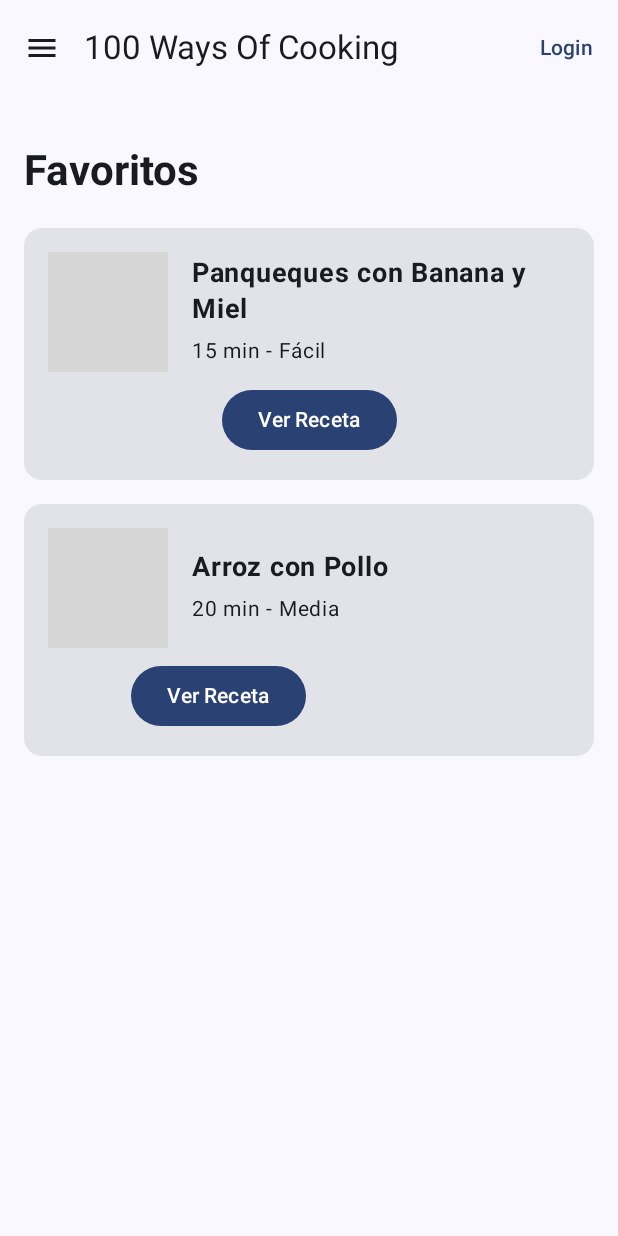
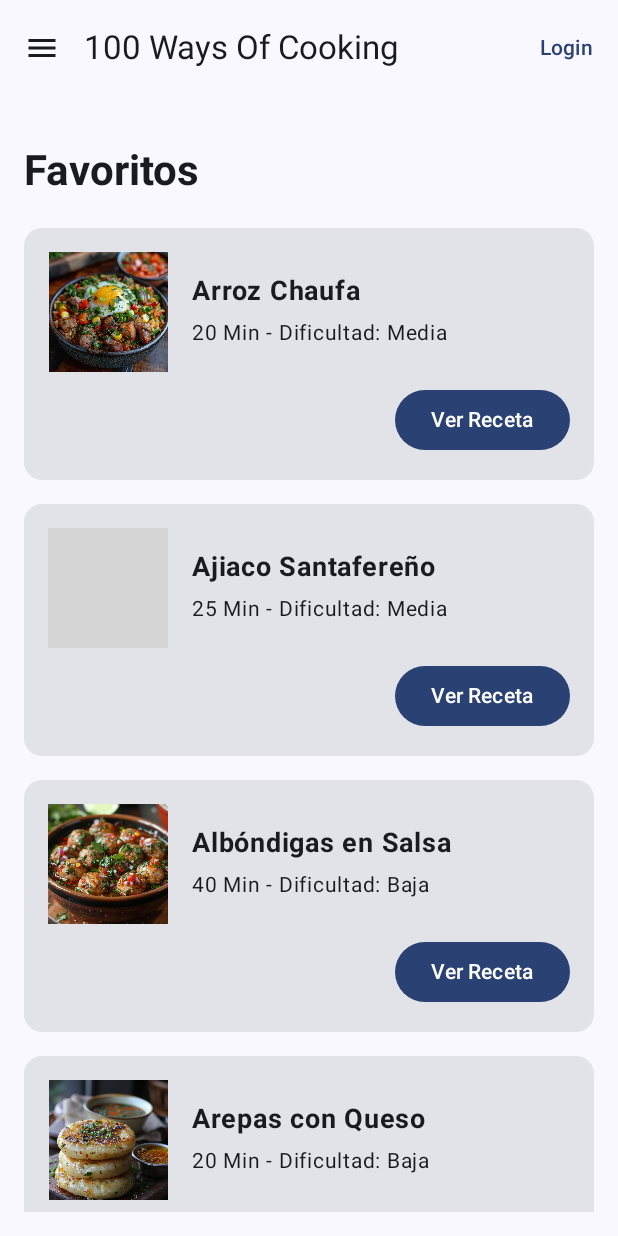
Before and after one commit to lucasandres1981/100WaysOfCooking, an Android app built with Jetpack Compose: the FavoritesScreen screen opened through its navigation route, on a phone screen of 412 x 824 dp. Run offline under Robolectric (Android 15) with nearby library versions, the phone set to English and light mode, and no system bars; grey boxes are pictures that could not be loaded.

Commit message:
Seccion de favoritos modificada

```diff
--- a/app/src/main/java/com/example/waysofcooking/ui/screens/FavoritesScreen.kt
+++ b/app/src/main/java/com/example/waysofcooking/ui/screens/FavoritesScreen.kt
@@ -10,42 +10,19 @@ import androidx.compose.ui.Alignment
 import androidx.compose.ui.Modifier
 import androidx.compose.ui.res.painterResource
 import androidx.compose.ui.text.font.FontWeight
+import androidx.compose.ui.text.style.TextAlign
 import androidx.compose.ui.unit.dp
 import androidx.compose.ui.unit.sp
 import androidx.navigation.NavHostController
 import com.example.waysofcooking.R
+import com.example.waysofcooking.data.Receta
+import com.example.waysofcooking.data.RecetasDataSource
 import com.example.waysofcooking.ui.components.DrawerMenuContent
 import com.example.waysofcooking.ui.components.MainScaffold
 
-data class Recipe(
-    val id: Int,
-    val name: String,
-    val imageResource: Int,
-    val time: String,
-    val difficulty: String,
-    val description: String
-)
-
 @Composable
 fun FavoritesScreen(navController: NavHostController) {
-    val favoriteRecipes = listOf(
-        Recipe(
-            id = 1,
-            name = "Panqueques con Banana y Miel",
-            imageResource = R.drawable.waffles_de_avena,
-            time = "15 min",
-            difficulty = "Fácil",
-            description = "Deliciosos panqueques con banana y miel..."
-        ),
-        Recipe(
-            id = 2,
-            name = "Arroz con Pollo",
-            imageResource = R.drawable.arroz_con_pollo,
-            time = "20 min",
-            difficulty = "Media",
-            description = "Una receta tradicional perfecta para cualquier ocasión."
-        )
-    )
+    val favoriteRecipes = RecetasDataSource.recetas // Asegúrate de que esta función exista y devuelva la lista de recetas favoritas
 
     MainScaffold(
         navController = navController,
@@ -59,7 +36,6 @@ fun FavoritesScreen(navController: NavHostController) {
                     .padding(16.dp)
                     .fillMaxSize()
             ) {
-
                 Spacer(modifier = Modifier.height(16.dp))
 
                 Text(
@@ -71,8 +47,8 @@ fun FavoritesScreen(navController: NavHostController) {
                 Spacer(modifier = Modifier.height(16.dp))
 
                 LazyColumn {
-                    items(favoriteRecipes) { recipe ->
-                        RecipeCard(recipe = recipe, navController = navController)
+                    items(favoriteRecipes) { receta ->
+                        RecipeCard(receta = receta, navController = navController)
                         Spacer(modifier = Modifier.height(8.dp))
                     }
                 }
@@ -80,9 +56,8 @@ fun FavoritesScreen(navController: NavHostController) {
         }
     )
 }
-
 @Composable
-fun RecipeCard(recipe: Recipe, navController: NavHostController) {
+fun RecipeCard(receta: Receta, navController: NavHostController) { // Suponiendo que la clase se llama 'Receta'
     Card(
         modifier = Modifier
             .fillMaxWidth()
@@ -91,8 +66,8 @@ fun RecipeCard(recipe: Recipe, navController: NavHostController) {
         Column(modifier = Modifier.padding(16.dp)) {
             Row(verticalAlignment = Alignment.CenterVertically) {
                 Image(
-                    painter = painterResource(id = recipe.imageResource),
-                    contentDescription = recipe.name,
+                    painter = painterResource(id = receta.imagenResId), // Asegúrate de que 'imagenResId' es el nombre correcto
+                    contentDescription = receta.nombre,
                     modifier = Modifier.size(80.dp)
                 )
 
@@ -100,7 +75,7 @@ fun RecipeCard(recipe: Recipe, navController: NavHostController) {
 
                 Column {
                     Text(
-                        text = recipe.name,
+                        text = receta.nombre,
                         fontSize = 18.sp,
                         fontWeight = FontWeight.Bold
                     )
@@ -108,7 +83,7 @@ fun RecipeCard(recipe: Recipe, navController: NavHostController) {
                     Spacer(modifier = Modifier.height(4.dp))
 
                     Text(
-                        text = "${recipe.time} - ${recipe.difficulty}",
+                        text = "${receta.tiempo} - ${"Dificultad: "+ receta.dificultad}",
                         fontSize = 14.sp
                     )
                 }
@@ -118,10 +93,12 @@ fun RecipeCard(recipe: Recipe, navController: NavHostController) {
 
             Button(
                 onClick = {
-                    // Podrías enviar el ID u otra ruta según el diseño de navegación
-                    navController.navigate("Search")
+                    val nombreId = receta.nombreId
+                    navController.navigate("recipe_detail/$nombreId")
                 },
-                modifier = Modifier.align(Alignment.CenterHorizontally)
+                modifier = Modifier
+                    .fillMaxWidth()
+                    .wrapContentWidth(Alignment.End)
             ) {
                 Text("Ver Receta")
             }
```
Also changed, not shown: app/src/main/java/com/example/waysofcooking/data/RecetasDataSource.kt (+69 -18 lines).
